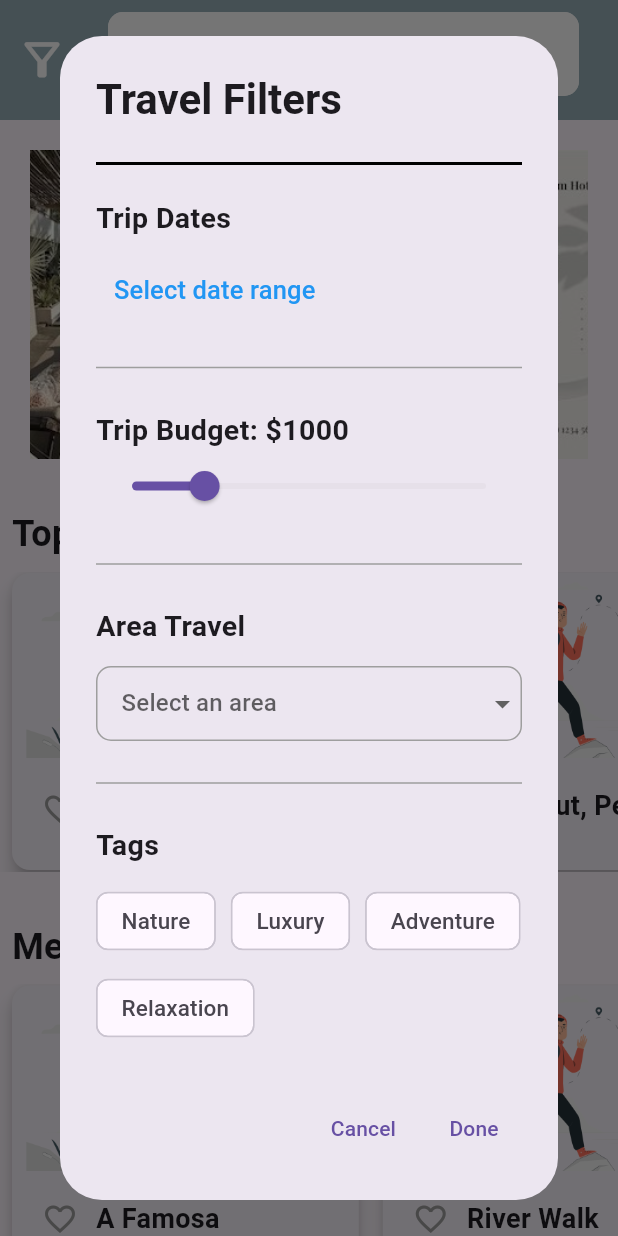
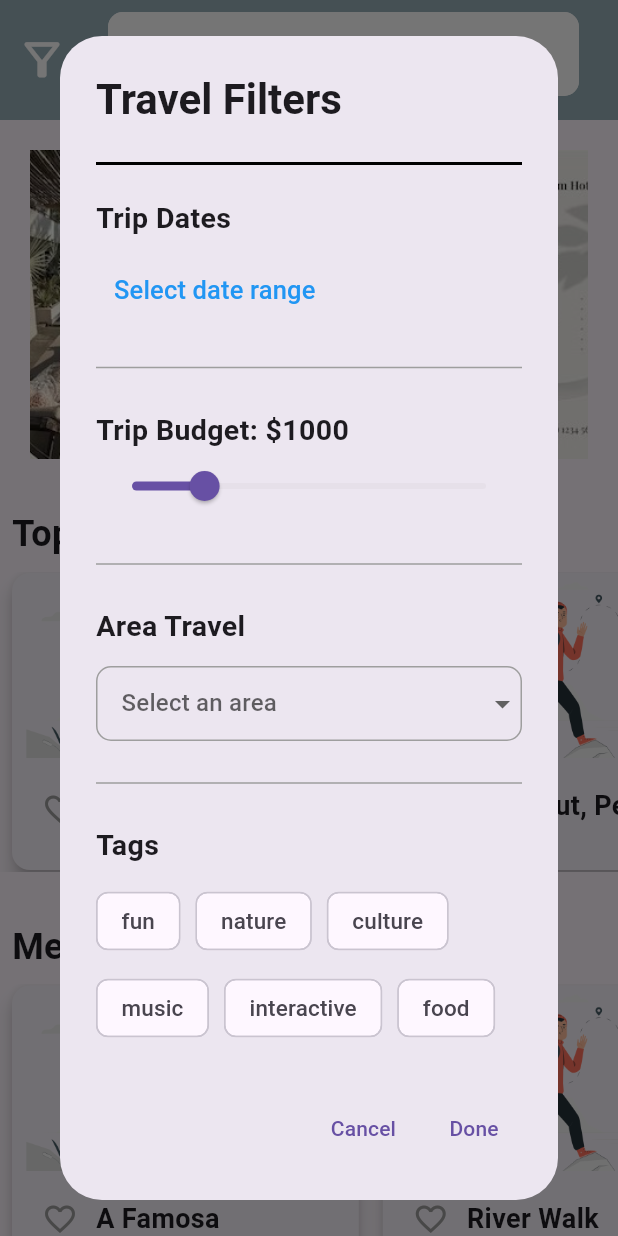
Before and after one commit to GohJiaWei/Travel, a Flutter app: the HomePage screen opened directly, after a tap on the "filter alt" icon, on a phone screen of 412 x 824 dp. Run offline on Flutter 3.47's test engine with Material 3 defaults, Android fonts, the phone set to English and light mode, and no system bars; our stand-ins replace curved_navigation_bar, dash_chat_2, flutter_gemini, google_maps_flutter, image_picker, location and 1 more; missing offline and left inert: mysql1, translator.

Commit message:
db for filter

```diff
--- a/lib/pages/home.dart
+++ b/lib/pages/home.dart
@@ -3,6 +3,7 @@ import 'dart:async';
 import 'package:flutter/material.dart';
 import 'package:flutter/scheduler.dart';
 import 'package:travel/pages/filter.dart';
+import '/services/db.dart';
 
 void main() {
   runApp(MyApp());
@@ -28,7 +29,19 @@ class HomePage extends StatefulWidget {
 class _HomePageState extends State<HomePage> {
   late PageController _pageController;
   late int _currentPage;
-  List<String> _tags = ['Nature', 'Luxury', 'Adventure', 'Relaxation'];
+  final _dbService = DBService();
+  List<String> _tags = [
+    'fun',
+    'nature',
+    'culture',
+    'music',
+    'interactive',
+    'food',
+    'history',
+    'entertainment',
+    'outdoor',
+    'indoor'
+  ];
   List<String> _selectedTags = [];
   double _tripBudget = 1000.0;
   double _hotelBudget = 500.0;
@@ -99,6 +112,11 @@ class _HomePageState extends State<HomePage> {
         _startDate = result['startDate'];
         _endDate = result['endDate'];
       });
+
+      List<int> locations = await _dbService.fetchLocation(_selectedTags);
+      print('Fetched locations: $locations');
+
+      await _dbService.addScheduleAndLocations(locations);
 
       print('Selected tags: $_selectedTags');
       print('Trip Budget: \$${_tripBudget.toStringAsFixed(0)}');
```
Also changed, not shown: lib/services/db.dart (+52 -0 lines).
